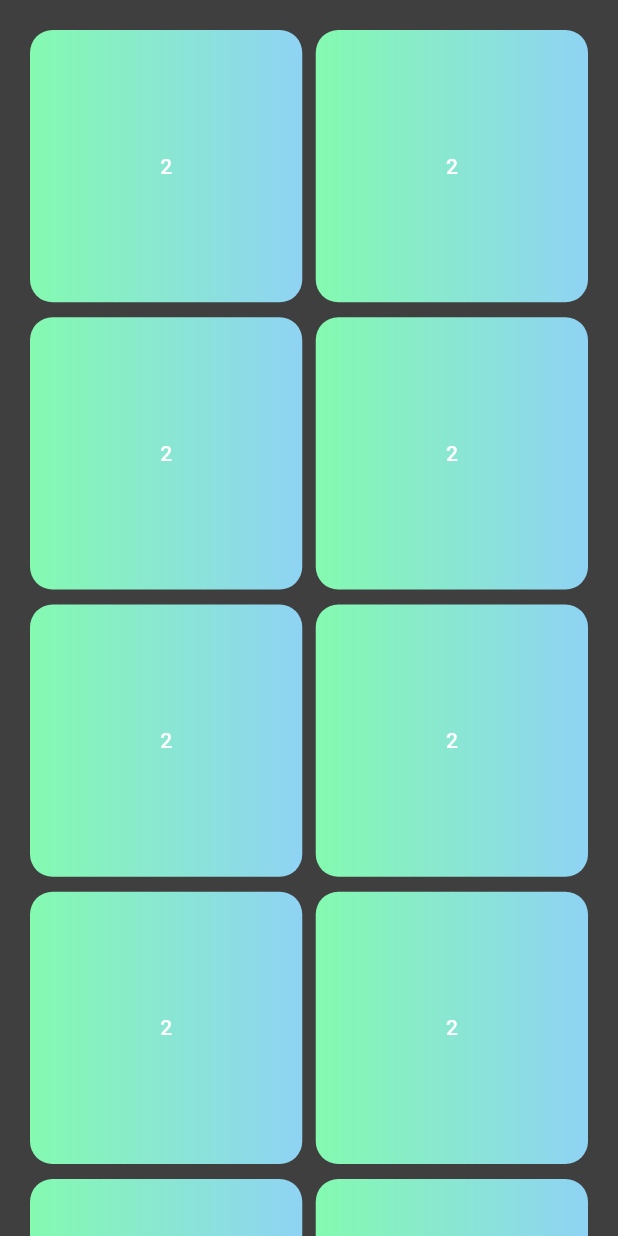
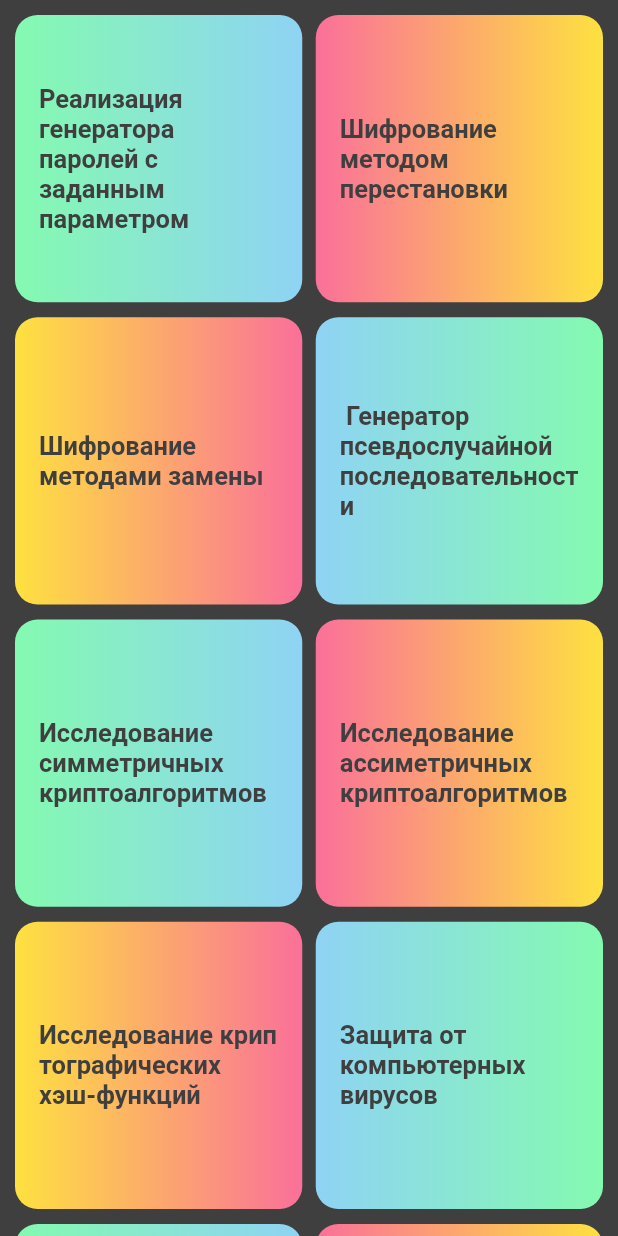
Before and after one commit to SomeWeirdDuck/qcid, a Flutter app: the PracticePage screen opened by its route, on a phone screen of 412 x 824 dp. Run offline on Flutter 3.47's test engine with Material 2 defaults, Android fonts, the phone set to English and light mode, and no system bars; our stand-ins replace backdrop, cloud_firestore, firebase_core; accounts and stored records are empty.

Commit message:
finallypracticedone

```diff
--- a/lib/lecture.dart
+++ b/lib/lecture.dart
@@ -12,11 +12,12 @@ class LecturePageV2 extends StatelessWidget {
       body: ListView(
         padding: const EdgeInsets.all(20),
         children: [
-            ...List.generate(11, (index) {
+          ...List.generate(28, (index) {
             return TitleExemp(idx: index);
           })
         ],
-        ));
+      ),
+    );
   }
 }
 //Navigator.pushNamed(context, '/labs/lab1')
@@ -28,9 +29,20 @@ class TitleExemp extends StatelessWidget {
   @override
   Widget build(BuildContext context) {
     return ListTile(
-      onTap: () => Navigator.push(context,
-          MaterialPageRoute(builder: (context) => DetailsPage(idx: idx))),
-      title: Text("${idx + 1}. Text"),
+      contentPadding: const EdgeInsets.only(left: 30, right: 30),
+      minVerticalPadding: 15,
+      tileColor: const Color(0xffc4c4c4),
+      onTap: () => Navigator.push(
+        context,
+        MaterialPageRoute(
+          builder: (context) => DetailsPage(idx: idx),
+        ),
+      ),
+      title: Text(
+        "${idx + 1}. Text",
+        style: const TextStyle(
+            color: Colors.white, fontSize: 15, fontWeight: FontWeight.w700),
+      ),
     );
   }
 }
@@ -63,6 +75,7 @@ class DetailsPage extends StatelessWidget {
             ],
           );
         },
-        ));
+      ),
+    );
   }
 }
--- a/lib/main.dart
+++ b/lib/main.dart
@@ -86,10 +86,10 @@ class Backdrop extends StatelessWidget {
                     text:
                         'Данный программный продукт создан исключительно в целях обучения. \n \n Команда разработчиков не несет ответственность за неисправность приложения. \n\n С уважением, команда GooseINC.',
                     style:
-                        TextStyle(fontWeight: FontWeight.w200, fontSize: 18)),
+                        TextStyle(fontWeight: FontWeight.w200, fontSize: 18),),
               ],
             ),
-          )),
+          ),),
     );
   }
 }
--- a/lib/practice.dart
+++ b/lib/practice.dart
@@ -4,10 +4,14 @@ class ButtonGradient extends StatelessWidget {
   final int clr1;
   final int clr2;
   final String txt;
+  final FontWeight weight;
+  final double s = 17.0;
+  final Color col = const Color(0xff3f3f3f);
   final Function() func;
 
   const ButtonGradient(
       {Key? key,
+      required this.weight,
       required this.clr1,
       required this.clr2,
       required this.txt,
@@ -22,10 +26,19 @@ class ButtonGradient extends StatelessWidget {
         gradient: LinearGradient(colors: [Color(clr1), Color(clr2)]),
       ),
       child: ElevatedButton(
-          style: ElevatedButton.styleFrom(
-              primary: Colors.transparent, elevation: 0.0),
-          onPressed: func,
-          child: Text(txt)),
+        style: ElevatedButton.styleFrom(
+            primary: Colors.transparent, elevation: 0.0),
+        onPressed: func,
+        child: Text(
+          txt,
+          textAlign: TextAlign.left,
+          style: TextStyle(
+            color: col,
+            fontSize: s,
+            fontWeight: FontWeight.w700,
+          ),
+        ),
+      ),
     );
   }
 }
@@ -38,76 +51,87 @@ class PracticePage extends StatelessWidget {
     return Scaffold(
       backgroundColor: const Color(0xff3f3f3f),
       body: GridView.count(
-        padding: const EdgeInsets.all(20),
+        padding: const EdgeInsets.all(10),
         mainAxisSpacing: 10,
         crossAxisSpacing: 9,
         crossAxisCount: 2,
         children: <Widget>[
           ButtonGradient(
-            txt: "2",
+            txt: "Реализация генератора паролей с заданным параметром",
             func: () => Navigator.pushNamed(context, '/labs/lab1'),
             clr1: 0xff84FAB0,
             clr2: 0xff8FD3F4,
+            weight: FontWeight.w700,
           ),
           ButtonGradient(
-            txt: "2",
+            txt: "Шифрование методом перестановки",
+            func: () => Navigator.pushNamed(context, '/labs/lab1'),
+            clr1: 0xffFA709A,
+            clr2: 0xffFEE140,
+            weight: FontWeight.w700,
+          ),
+          ButtonGradient(
+            txt: "Шифрование методами замены",
+            func: () => Navigator.pushNamed(context, '/labs/lab1'),
+            clr1: 0xffFEE140,
+            clr2: 0xffFA709A,
+            weight: FontWeight.w700,
+          ),
+          ButtonGradient(
+            txt: " Генератор псевдослучайной последовательности",
+            func: () => Navigator.pushNamed(context, '/labs/lab1'),
+            clr1: 0xff8FD3F4,
+            clr2: 0xff84FAB0,
+            weight: FontWeight.w700,
+          ),
+          ButtonGradient(
+            txt: "Исследование симметричных криптоалгоритмов",
             func: () => Navigator.pushNamed(context, '/labs/lab1'),
             clr1: 0xff84FAB0,
             clr2: 0xff8FD3F4,
+            weight: FontWeight.w700,
           ),
           ButtonGradient(
-            txt: "2",
+            txt: "Исследование ассиметричных криптоалгоритмов",
+            func: () => Navigator.pushNamed(context, '/labs/lab1'),
+            clr1: 0xffFA709A,
+            clr2: 0xffFEE140,
+            weight: FontWeight.w700,
+          ),
+          ButtonGradient(
+            txt: "Исследование криптографических хэш-функций",
+            func: () => Navigator.pushNamed(context, '/labs/lab1'),
+            clr1: 0xffFEE140,
+            clr2: 0xffFA709A,
+            weight: FontWeight.w700,
+          ),
+          ButtonGradient(
+            txt: "Защита от компьютерных вирусов",
+            func: () => Navigator.pushNamed(context, '/labs/lab1'),
+            clr1: 0xff8FD3F4,
+            clr2: 0xff84FAB0,
+            weight: FontWeight.w700,
+          ),
+          ButtonGradient(
+            txt: "Защита от несанкционированной эксплуатации",
             func: () => Navigator.pushNamed(context, '/labs/lab1'),
             clr1: 0xff84FAB0,
             clr2: 0xff8FD3F4,
+            weight: FontWeight.w700,
           ),
           ButtonGradient(
-            txt: "2",
+            txt: "Реализация системы защиты ПС",
             func: () => Navigator.pushNamed(context, '/labs/lab1'),
-            clr1: 0xff84FAB0,
-            clr2: 0xff8FD3F4,
+            clr1: 0xffFA709A,
+            clr2: 0xffFEE140,
+            weight: FontWeight.w700,
           ),
           ButtonGradient(
-            txt: "2",
-            func: () => Navigator.pushNamed(context, '/labs/lab1'),
-            clr1: 0xff84FAB0,
-            clr2: 0xff8FD3F4,
-          ),
-          ButtonGradient(
-            txt: "2",
-            func: () => Navigator.pushNamed(context, '/labs/lab1'),
-            clr1: 0xff84FAB0,
-            clr2: 0xff8FD3F4,
-          ),
-          ButtonGradient(
-            txt: "2",
-            func: () => Navigator.pushNamed(context, '/labs/lab1'),
-            clr1: 0xff84FAB0,
-            clr2: 0xff8FD3F4,
-          ),
-          ButtonGradient(
-            txt: "2",
-            func: () => Navigator.pushNamed(context, '/labs/lab1'),
-            clr1: 0xff84FAB0,
-            clr2: 0xff8FD3F4,
-          ),
-          ButtonGradient(
-            txt: "2",
-            func: () => Navigator.pushNamed(context, '/labs/lab1'),
-            clr1: 0xff84FAB0,
-            clr2: 0xff8FD3F4,
-          ),
-          ButtonGradient(
-            txt: "2",
-            func: () => Navigator.pushNamed(context, '/labs/lab1'),
-            clr1: 0xff84FAB0,
-            clr2: 0xff8FD3F4,
-          ),
-          ButtonGradient(
-            txt: "2",
+            txt: "Защита данных средствами СУБД MS Access",
             func: () => Navigator.pushNamed(context, '/labs/lab1/lab1'),
-            clr1: 0xff84FAB0,
-            clr2: 0xff8FD3F4,
+            clr1: 0xffFEE140,
+            clr2: 0xffFA709A,
+            weight: FontWeight.w700,
           ),
         ],
       ),
```
Also changed, not shown: pubspec.lock. Lines whose indentation alone changed are shown as unchanged.
